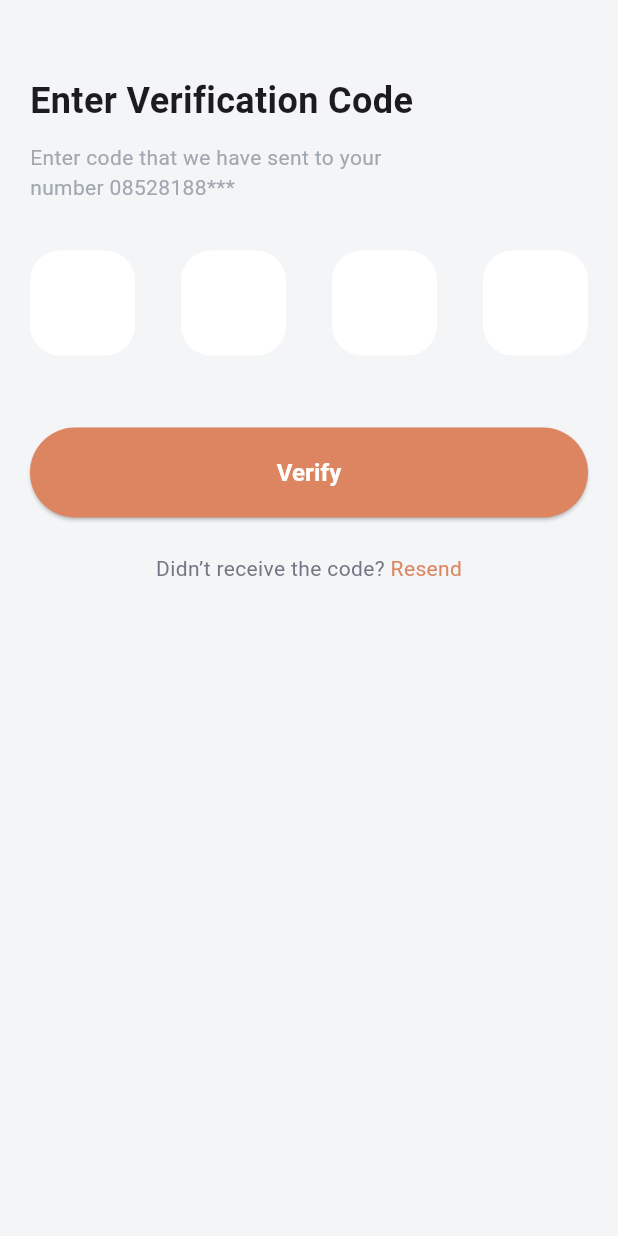
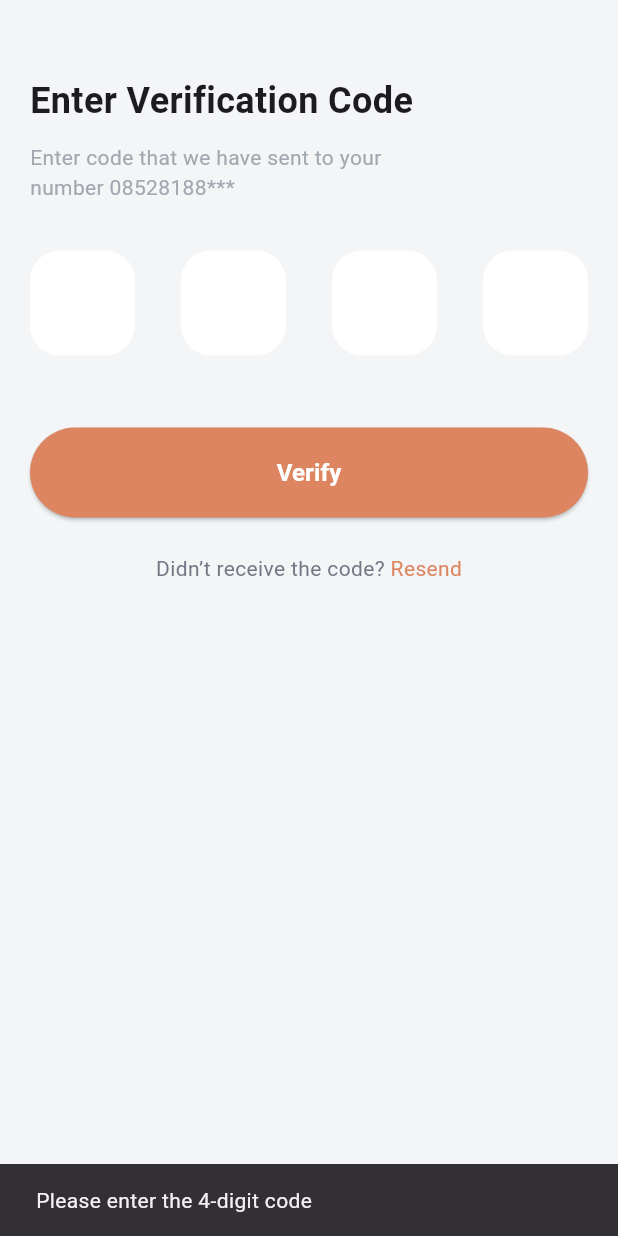
Before and after one commit to mO7MeD11/Suits_App, a Flutter app: the OtpView screen opened directly, after a tap on "Verify", on a phone screen of 412 x 824 dp. Run offline on Flutter 3.47's test engine with Material 3 defaults, Android fonts, the phone set to English and light mode, and no system bars; drawn by our look-alikes of pin_code_fields.

Commit message:
add creat new password view

```diff
--- a/lib/views/forgot_password/otp_view.dart
+++ b/lib/views/forgot_password/otp_view.dart
@@ -1,11 +1,18 @@
 import 'package:flutter/material.dart';
 import 'package:pin_code_fields/pin_code_fields.dart';
 import 'package:suits_app/const.dart';
+import 'package:suits_app/views/forgot_password/create_new_password.dart';
 import 'package:suits_app/widgets/custom_button.dart';
 
-class OtpView extends StatelessWidget {
+class OtpView extends StatefulWidget {
   const OtpView({super.key});
 
+  @override
+  State<OtpView> createState() => _OtpViewState();
+}
+
+class _OtpViewState extends State<OtpView> {
+  String otpCode = '';
   @override
   Widget build(BuildContext context) {
     return Scaffold(
@@ -42,7 +49,7 @@ class OtpView extends StatelessWidget {
                 length: 4,
                 keyboardType: TextInputType.number,
                 onChanged: (value) {
-                  print(value);
+                  otpCode = value;
                 },
                 pinTheme: PinTheme(
                   shape: PinCodeFieldShape.box,
@@ -60,7 +67,27 @@ class OtpView extends StatelessWidget {
               ),
             ),
             SizedBox(height: 32),
-            CustomButton(onPressed: () {}, text: 'Verify'),
+            CustomButton(
+              onPressed: () {
+                if (otpCode.length == 4) {
+                  Navigator.push(
+                    context,
+                    MaterialPageRoute(
+                      builder: (context) {
+                        return CreateNewPassword();
+                      },
+                    ),
+                  );
+                } else {
+                  ScaffoldMessenger.of(context).showSnackBar(
+                    const SnackBar(
+                      content: Text('Please enter the 4-digit code'),
+                    ),
+                  );
+                }
+              },
+              text: 'Verify',
+            ),
             SizedBox(height: 24),
             Center(
               child: Text.rich(
```
Also changed, not shown: lib/views/forgot_password/create_new_password.dart (added, +103 -0 lines), lib/widgets/custom_text_form.dart (+9 -4 lines).
